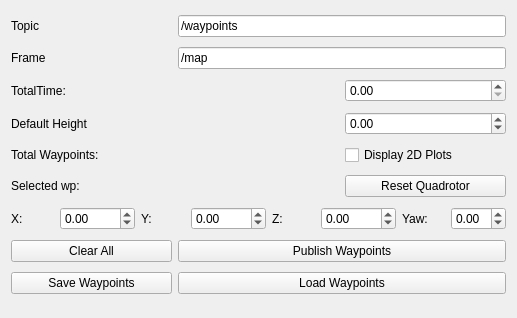
This is waypoint_navigation_plugin/ui/WaypointNavigation.ui in arplaboratory/waypoint_navigation_plugin as Qt 5 draws it before an edit. The edited form follows.
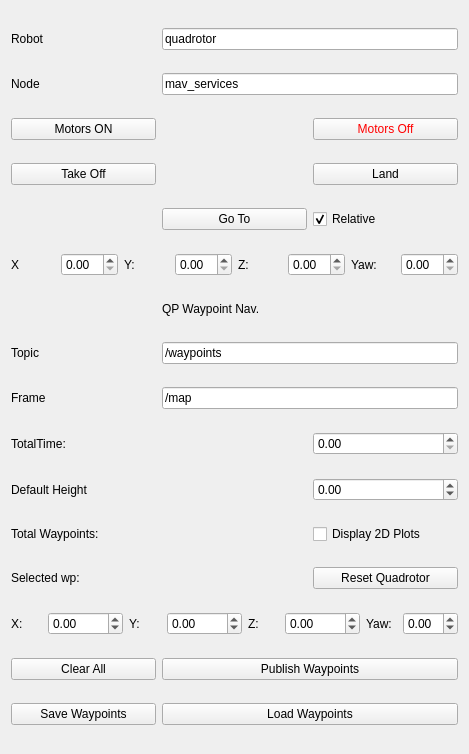
This is the edited form.

Commit message: RQT mav manager merged into waypoint navigation plugin

Diff of the .ui file:
```diff
--- a/waypoint_navigation_plugin/ui/WaypointNavigation.ui
+++ b/waypoint_navigation_plugin/ui/WaypointNavigation.ui
@@ -6,64 +6,67 @@
    <rect>
     <x>0</x>
     <y>0</y>
-    <width>517</width>
-    <height>318</height>
+    <width>469</width>
+    <height>754</height>
    </rect>
   </property>
   <property name="windowTitle">
    <string>Quadrotor Steering</string>
   </property>
+  <property name="styleSheet">
+   <string notr="true"/>
+  </property>
   <layout class="QGridLayout" name="gridLayout">
-   <item row="3" column="0">
+   <item row="12" column="0">
     <widget class="QLabel" name="label_time">
      <property name="text">
       <string>TotalTime: </string>
      </property>
     </widget>
    </item>
-   <item row="13" column="0">
+   <item row="22" column="0">
     <widget class="QPushButton" name="save_wp_button">
      <property name="text">
       <string>Save Waypoints</string>
      </property>
     </widget>
    </item>
-   <item row="0" column="0">
+   <item row="9" column="0">
     <widget class="QLabel" name="label_topic">
      <property name="text">
       <string>Topic</string>
      </property>
     </widget>
    </item>
-   <item row="0" column="1" colspan="2">
+   <item row="9" column="1" colspan="2">
     <widget class="QLineEdit" name="topic_line_edit">
      <property name="text">
       <string>/waypoints</string>
      </property>
     </widget>
    </item>
-   <item row="1" column="0">
+   <item row="10" column="0">
     <widget class="QLabel" name="label_frame">
      <property name="text">
       <string>Frame</string>
      </property>
     </widget>
    </item>
-   <item row="1" column="1" colspan="2">
+   <item row="10" column="1" colspan="2">
     <widget class="QLineEdit" name="frame_line_edit">
      <property name="text">
       <string>/map</string>
      </property>
     </widget>
    </item>
-   <item row="5" column="0">
+   <item row="14" column="0">
     <widget class="QLabel" name="wp_height_label">
      <property name="text">
       <string>Default Height</string>
      </property>
     </widget>
    </item>
-   <item row="5" column="2">
+   <item row="14" column="2">
     <widget class="QDoubleSpinBox" name="wp_height_doubleSpinBox">
      <property name="minimum">
       <double>-5.000000000000000</double>
@@ -73,7 +76,45 @@
      </property>
     </widget>
    </item>
-   <item row="11" column="0" colspan="3">
+   <item row="21" column="1" colspan="2">
+    <widget class="QPushButton" name="publish_wp_button">
+     <property name="text">
+      <string>Publish Waypoints</string>
+     </property>
+    </widget>
+   </item>
+   <item row="22" column="1" colspan="2">
+    <widget class="QPushButton" name="load_wp_button">
+     <property name="text">
+      <string>Load Waypoints</string>
+     </property>
+    </widget>
+   </item>
+   <item row="12" column="2">
+    <widget class="QDoubleSpinBox" name="TimeBox"/>
+   </item>
+   <item row="15" column="2">
+    <widget class="QCheckBox" name="display2D">
+     <property name="text">
+      <string>Display 2D Plots</string>
+     </property>
+    </widget>
+   </item>
+   <item row="18" column="0">
+    <widget class="QLabel" name="sel_label">
+     <property name="text">
+      <string>Selected wp: </string>
+     </property>
+    </widget>
+   </item>
+   <item row="18" column="1">
+    <widget class="QLabel" name="sel_wp_label">
+     <property name="text">
+      <string/>
+     </property>
+    </widget>
+   </item>
+   <item row="20" column="0" colspan="3">
     <layout class="QHBoxLayout" name="horizontalLayout">
      <item>
       <widget class="QLabel" name="x_label">
@@ -157,62 +198,166 @@
      </item>
     </layout>
    </item>
-   <item row="12" column="0">
+   <item row="21" column="0">
     <widget class="QPushButton" name="clear_all_button">
      <property name="text">
       <string>Clear All</string>
      </property>
     </widget>
    </item>
-   <item row="12" column="1" colspan="2">
-    <widget class="QPushButton" name="publish_wp_button">
-     <property name="text">
-      <string>Publish Waypoints</string>
-     </property>
-    </widget>
-   </item>
-   <item row="13" column="1" colspan="2">
-    <widget class="QPushButton" name="load_wp_button">
-     <property name="text">
-      <string>Load Waypoints</string>
-     </property>
-    </widget>
-   </item>
    <item row="3" column="2">
-    <widget class="QDoubleSpinBox" name="TimeBox"/>
-   </item>
-   <item row="6" column="2">
-    <widget class="QCheckBox" name="display2D">
+    <widget class="QPushButton" name="motors_off_push_button">
+     <property name="styleSheet">
+      <string notr="true">color: rgb(255, 0, 0);</string>
+     </property>
      <property name="text">
-      <string>Display 2D Plots</string>
+      <string>Motors Off</string>
      </property>
     </widget>
    </item>
-   <item row="6" column="0">
+   <item row="15" column="0">
     <widget class="QLabel" name="waypoint_count_label">
      <property name="text">
       <string>Total Waypoints: </string>
      </property>
     </widget>
    </item>
-   <item row="9" column="0">
-    <widget class="QLabel" name="sel_label">
+   <item row="5" column="1">
+    <widget class="QPushButton" name="goto_push_button">
      <property name="text">
-      <string>Selected wp: </string>
+      <string>Go To</string>
      </property>
     </widget>
    </item>
-   <item row="9" column="2">
+   <item row="2" column="1" colspan="2">
+    <widget class="QLineEdit" name="node_name_line_edit">
+     <property name="text">
+      <string>mav_services</string>
+     </property>
+    </widget>
+   </item>
+   <item row="4" column="2">
+    <widget class="QPushButton" name="land_push_button">
+     <property name="text">
+      <string>Land</string>
+     </property>
+    </widget>
+   </item>
+   <item row="5" column="2">
+    <widget class="QCheckBox" name="relative_checkbox">
+     <property name="enabled">
+      <bool>true</bool>
+     </property>
+     <property name="tabletTracking">
+      <bool>false</bool>
+     </property>
+     <property name="text">
+      <string>Relative</string>
+     </property>
+     <property name="checked">
+      <bool>true</bool>
+     </property>
+    </widget>
+   </item>
+   <item row="7" column="0" colspan="3">
+    <layout class="QHBoxLayout" name="horizontalLayout_2">
+     <item>
+      <widget class="QLabel" name="label">
+       <property name="text">
+        <string>X</string>
+       </property>
+      </widget>
+     </item>
+     <item>
+      <widget class="QDoubleSpinBox" name="x_doubleSpinBox_gt"/>
+     </item>
+     <item>
+      <widget class="QLabel" name="label_2">
+       <property name="text">
+        <string>Y:</string>
+       </property>
+      </widget>
+     </item>
+     <item>
+      <widget class="QDoubleSpinBox" name="y_doubleSpinBox_gt"/>
+     </item>
+     <item>
+      <widget class="QLabel" name="label_3">
+       <property name="text">
+        <string>Z:</string>
+       </property>
+      </widget>
+     </item>
+     <item>
+      <widget class="QDoubleSpinBox" name="z_doubleSpinBox_gt"/>
+     </item>
+     <item>
+      <widget class="QLabel" name="label_4">
+       <property name="text">
+        <string>Yaw:</string>
+       </property>
+      </widget>
+     </item>
+     <item>
+      <widget class="QDoubleSpinBox" name="yaw_doubleSpinBox_gt"/>
+     </item>
+    </layout>
+   </item>
+   <item row="0" column="1" colspan="2">
+    <widget class="QLineEdit" name="robot_name_line_edit">
+     <property name="inputMask">
+      <string/>
+     </property>
+     <property name="text">
+      <string>quadrotor</string>
+     </property>
+    </widget>
+   </item>
+   <item row="18" column="2">
     <widget class="QPushButton" name="pushButton">
      <property name="text">
       <string>Reset Quadrotor</string>
      </property>
     </widget>
    </item>
-   <item row="9" column="1">
-    <widget class="QLabel" name="sel_wp_label">
+   <item row="3" column="0">
+    <widget class="QPushButton" name="motors_on_push_button">
      <property name="text">
-      <string/>
+      <string>Motors ON</string>
+     </property>
+    </widget>
+   </item>
+   <item row="4" column="0">
+    <widget class="QPushButton" name="takeoff_push_button">
+     <property name="text">
+      <string>Take Off</string>
+     </property>
+    </widget>
+   </item>
+   <item row="0" column="0">
+    <widget class="QLabel" name="label_5">
+     <property name="text">
+      <string>Robot </string>
+     </property>
+    </widget>
+   </item>
+   <item row="2" column="0">
+    <widget class="QLabel" name="label_6">
+     <property name="text">
+      <string>Node</string>
+     </property>
+    </widget>
+   </item>
+   <item row="8" column="1">
+    <widget class="QLabel" name="label_7">
+     <property name="maximumSize">
+      <size>
+       <width>16777215</width>
+       <height>20</height>
+      </size>
+     </property>
+     <property name="text">
+      <string>QP Waypoint Nav.</string>
      </property>
     </widget>
    </item>
```
The commit also changes 7 other files.
